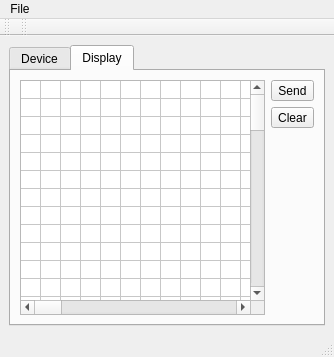
Above: qbluetooth.ui from 4l3x2k/QBluetooth before the change. Below: the same form after it.
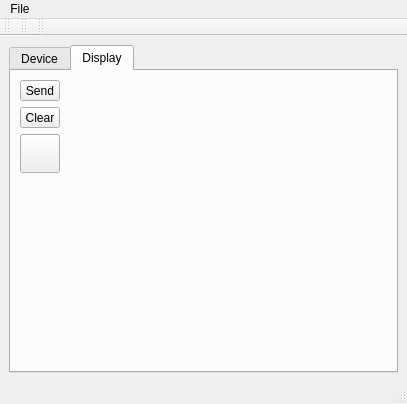
That is the form after the change. The open tabs and pages were chosen to show the change. Icons and pictures are not drawn.

The edit to the form file:
```diff
--- a/qbluetooth.ui
+++ b/qbluetooth.ui
@@ -10,8 +10,8 @@
    <rect>
     <x>0</x>
     <y>0</y>
-    <width>334</width>
-    <height>357</height>
+    <width>407</width>
+    <height>404</height>
    </rect>
   </property>
   <property name="minimumSize">
@@ -26,6 +26,21 @@
   <property name="locale">
    <locale language="English" country="UnitedStates"/>
   </property>
+  <property name="toolButtonStyle">
+   <enum>Qt::ToolButtonTextUnderIcon</enum>
+  </property>
+  <property name="animated">
+   <bool>true</bool>
+  </property>
+  <property name="tabShape">
+   <enum>QTabWidget::Rounded</enum>
+  </property>
+  <property name="dockNestingEnabled">
+   <bool>true</bool>
+  </property>
+  <property name="dockOptions">
+   <set>QMainWindow::AllowNestedDocks|QMainWindow::AnimatedDocks</set>
+  </property>
   <property name="unifiedTitleAndToolBarOnMac">
    <bool>true</bool>
   </property>
@@ -129,233 +144,10 @@
         <string>Display</string>
        </attribute>
        <layout class="QGridLayout" name="gridLayout_2">
-        <item row="2" column="0" rowspan="3">
-         <widget class="QTableWidget" name="tableWidget">
-          <property name="editTriggers">
-           <set>QAbstractItemView::NoEditTriggers</set>
-          </property>
-          <property name="selectionMode">
-           <enum>QAbstractItemView::MultiSelection</enum>
-          </property>
-          <property name="rowCount">
-           <number>64</number>
-          </property>
-          <property name="columnCount">
-           <number>128</number>
-          </property>
-          <attribute name="horizontalHeaderVisible">
-           <bool>false</bool>
-          </attribute>
-          <attribute name="horizontalHeaderDefaultSectionSize">
-           <number>10</number>
-          </attribute>
-          <attribute name="horizontalHeaderMinimumSectionSize">
-           <number>5</number>
-          </attribute>
-          <attribute name="verticalHeaderVisible">
-           <bool>false</bool>
-          </attribute>
-          <attribute name="verticalHeaderDefaultSectionSize">
-           <number>10</number>
-          </attribute>
-          <attribute name="verticalHeaderMinimumSectionSize">
-           <number>5</number>
-          </attribute>
-          <row/>
-          <row/>
-          <row/>
-          <row/>
-          <row/>
-          <row/>
-          <row/>
-          <row/>
-          <row/>
-          <row/>
-          <row/>
-          <row/>
-          <row/>
-          <row/>
-          <row/>
-          <row/>
-          <row/>
-          <row/>
-          <row/>
-          <row/>
-          <row/>
-          <row/>
-          <row/>
-          <row/>
-          <row/>
-          <row/>
-          <row/>
-          <row/>
-          <row/>
-          <row/>
-          <row/>
-          <row/>
-          <row/>
-          <row/>
-          <row/>
-          <row/>
-          <row/>
-          <row/>
-          <row/>
-          <row/>
-          <row/>
-          <row/>
-          <row/>
-          <row/>
-          <row/>
-          <row/>
-          <row/>
-          <row/>
-          <row/>
-          <row/>
-          <row/>
-          <row/>
-          <row/>
-          <row/>
-          <row/>
-          <row/>
-          <row/>
-          <row/>
-          <row/>
-          <row/>
-          <row/>
-          <row/>
-          <row/>
-          <row/>
-          <column/>
-          <column/>
-          <column/>
-          <column/>
-          <column/>
-          <column/>
-          <column/>
-          <column/>
-          <column/>
-          <column/>
-          <column/>
-          <column/>
-          <column/>
-          <column/>
-          <column/>
-          <column/>
-          <column/>
-          <column/>
-          <column/>
-          <column/>
-          <column/>
-          <column/>
-          <column/>
-          <column/>
-          <column/>
-          <column/>
-          <column/>
-          <column/>
-          <column/>
-          <column/>
-          <column/>
-          <column/>
-          <column/>
-          <column/>
-          <column/>
-          <column/>
-          <column/>
-          <column/>
-          <column/>
-          <column/>
-          <column/>
-          <column/>
-          <column/>
-          <column/>
-          <column/>
-          <column/>
-          <column/>
-          <column/>
-          <column/>
-          <column/>
-          <column/>
-          <column/>
-          <column/>
-          <column/>
-          <column/>
-          <column/>
-          <column/>
-          <column/>
-          <column/>
-          <column/>
-          <column/>
-          <column/>
-          <column/>
-          <column/>
-          <column/>
-          <column/>
-          <column/>
-          <column/>
-          <column/>
-          <column/>
-          <column/>
-          <column/>
-          <column/>
-          <column/>
-          <column/>
-          <column/>
-          <column/>
-          <column/>
-          <column/>
-          <column/>
-          <column/>
-          <column/>
-          <column/>
-          <column/>
-          <column/>
-          <column/>
-          <column/>
-          <column/>
-          <column/>
-          <column/>
-          <column/>
-          <column/>
-          <column/>
-          <column/>
-          <column/>
-          <column/>
-          <column/>
-          <column/>
-          <column/>
-          <column/>
-          <column/>
-          <column/>
-          <column/>
-          <column/>
-          <column/>
-          <column/>
-          <column/>
-          <column/>
-          <column/>
-          <column/>
-          <column/>
-          <column/>
-          <column/>
-          <column/>
-          <column/>
-          <column/>
-          <column/>
-          <column/>
-          <column/>
-          <column/>
-          <column/>
-          <column/>
-          <column/>
-          <column/>
-          <column/>
-          <column/>
-          <column/>
-          <column/>
-         </widget>
-        </item>
-        <item row="2" column="1">
+        <property name="sizeConstraint">
+         <enum>QLayout::SetMaximumSize</enum>
+        </property>
+        <item row="2" column="0">
          <widget class="QToolButton" name="toolButtonSend">
           <property name="enabled">
            <bool>true</bool>
@@ -369,8 +161,8 @@
           </property>
           <property name="iconSize">
            <size>
-            <width>48</width>
-            <height>48</height>
+            <width>32</width>
+            <height>32</height>
            </size>
           </property>
           <property name="checkable">
@@ -381,7 +173,7 @@
           </property>
          </widget>
         </item>
-        <item row="3" column="1">
+        <item row="3" column="0">
          <widget class="QToolButton" name="toolButtonClear">
           <property name="enabled">
            <bool>true</bool>
@@ -395,8 +187,8 @@
           </property>
           <property name="iconSize">
            <size>
-            <width>48</width>
-            <height>48</height>
+            <width>32</width>
+            <height>32</height>
            </size>
           </property>
           <property name="toolButtonStyle">
@@ -404,6 +196,26 @@
           </property>
          </widget>
         </item>
+        <item row="4" column="0">
+         <widget class="QToolButton" name="toolButtonRectangle">
+          <property name="toolTip">
+           <string>Rectangle</string>
+          </property>
+          <property name="text">
+           <string/>
+          </property>
+          <property name="icon">
+           <iconset resource="qbluetooth.qrc">
+            <normaloff>:/images/images/draw-rectangle.png</normaloff>:/images/images/draw-rectangle.png</iconset>
+          </property>
+          <property name="iconSize">
+           <size>
+            <width>32</width>
+            <height>32</height>
+           </size>
+          </property>
+         </widget>
+        </item>
        </layout>
       </widget>
      </widget>
@@ -415,8 +227,8 @@
     <rect>
      <x>0</x>
      <y>0</y>
-     <width>334</width>
-     <height>21</height>
+     <width>407</width>
+     <height>22</height>
     </rect>
    </property>
    <widget class="QMenu" name="menuFile">
@@ -450,7 +262,13 @@
   </widget>
   <widget class="QToolBar" name="toolBarDisplay">
    <property name="windowTitle">
-    <string>toolBar</string>
+    <string>Display</string>
+   </property>
+   <property name="iconSize">
+    <size>
+     <width>32</width>
+     <height>32</height>
+    </size>
    </property>
    <property name="toolButtonStyle">
     <enum>Qt::ToolButtonTextUnderIcon</enum>
@@ -462,6 +280,26 @@
     <bool>false</bool>
    </attribute>
   </widget>
+  <widget class="QToolBar" name="toolBarEdit">
+   <property name="windowTitle">
+    <string>Edit</string>
+   </property>
+   <property name="allowedAreas">
+    <set>Qt::AllToolBarAreas</set>
+   </property>
+   <property name="iconSize">
+    <size>
+     <width>32</width>
+     <height>32</height>
+    </size>
+   </property>
+   <attribute name="toolBarArea">
+    <enum>TopToolBarArea</enum>
+   </attribute>
+   <attribute name="toolBarBreak">
+    <bool>false</bool>
+   </attribute>
+  </widget>
   <action name="actionQuit">
    <property name="text">
     <string>Quit</string>
```
Left out of the diff: 73 changed lines with no effect on the pictures.
